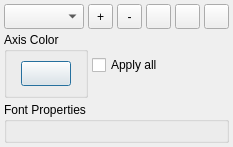
Before: the Qt Designer form app/ui_templates/measurementToolDlg.ui in Asher-1/ACloudViewer, drawn with Qt 5.
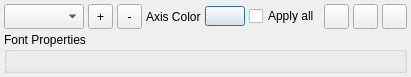
After: the same form once the commit is applied. Icons and pictures are not drawn.

Commit message: opt measurement ui

Diff of the .ui file:
```diff
--- a/app/ui_templates/measurementToolDlg.ui
+++ b/app/ui_templates/measurementToolDlg.ui
@@ -11,7 +11,7 @@
    </rect>
   </property>
   <property name="sizePolicy">
-   <sizepolicy hsizetype="Maximum" vsizetype="Maximum">
+   <sizepolicy hsizetype="Preferred" vsizetype="Preferred">
     <horstretch>0</horstretch>
     <verstretch>0</verstretch>
    </sizepolicy>
@@ -98,12 +98,60 @@
        </property>
        <property name="sizeHint" stdset="0">
         <size>
-         <width>40</width>
+         <width>10</width>
          <height>20</height>
         </size>
        </property>
       </spacer>
      </item>
+     <item>
+      <widget class="QLabel" name="colorLabel">
+       <property name="sizePolicy">
+        <sizepolicy hsizetype="Fixed" vsizetype="Preferred">
+         <horstretch>0</horstretch>
+         <verstretch>0</verstretch>
+        </sizepolicy>
+       </property>
+       <property name="text">
+        <string>Axis Color</string>
+       </property>
+      </widget>
+     </item>
+     <item>
+      <widget class="QPushButton" name="colorButton">
+       <property name="minimumSize">
+        <size>
+         <width>40</width>
+         <height>20</height>
+        </size>
+       </property>
+       <property name="maximumSize">
+        <size>
+         <width>40</width>
+         <height>20</height>
+        </size>
+       </property>
+       <property name="toolTip">
+        <string>Select measurement color</string>
+       </property>
+       <property name="text">
+        <string/>
+       </property>
+      </widget>
+     </item>
+     <item>
+      <widget class="QCheckBox" name="applyToAllCheckBox">
+       <property name="text">
+        <string>Apply all</string>
+       </property>
+       <property name="toolTip">
+        <string>When checked, appearance settings apply to all measurement instances. Otherwise, only to the selected instance.</string>
+       </property>
+       <property name="checked">
+        <bool>false</bool>
+       </property>
+      </widget>
+     </item>
      <item>
       <widget class="QToolButton" name="exportButton">
        <property name="minimumSize">
@@ -167,102 +215,22 @@
     </layout>
    </item>
    <item>
-    <layout class="QVBoxLayout" name="appearanceLayout">
-     <property name="spacing">
-      <number>4</number>
+    <widget class="QGroupBox" name="fontGroupBox">
+     <property name="sizePolicy">
+      <sizepolicy hsizetype="Expanding" vsizetype="Maximum">
+       <horstretch>1</horstretch>
+       <verstretch>0</verstretch>
+      </sizepolicy>
      </property>
-     <item>
-      <layout class="QHBoxLayout" name="colorApplyLayout">
-       <property name="spacing">
-        <number>4</number>
-       </property>
-       <item>
-        <widget class="QGroupBox" name="colorGroupBox">
-         <property name="sizePolicy">
-          <sizepolicy hsizetype="Preferred" vsizetype="Maximum">
-           <horstretch>0</horstretch>
-           <verstretch>0</verstretch>
-          </sizepolicy>
-         </property>
-         <property name="title">
-          <string>Axis Color</string>
-         </property>
-         <layout class="QHBoxLayout" name="colorLayout">
-          <property name="spacing">
-           <number>4</number>
-          </property>
-          <item>
-           <widget class="QPushButton" name="colorButton">
-            <property name="minimumSize">
-             <size>
-              <width>50</width>
-              <height>25</height>
-             </size>
-            </property>
-            <property name="maximumSize">
-             <size>
-              <width>50</width>
-              <height>25</height>
-             </size>
-            </property>
-            <property name="toolTip">
-             <string>Select measurement color</string>
-            </property>
-            <property name="text">
-             <string/>
-            </property>
-           </widget>
-          </item>
-         </layout>
-        </widget>
-       </item>
-       <item>
-        <widget class="QCheckBox" name="applyToAllCheckBox">
-         <property name="text">
-          <string>Apply all</string>
-         </property>
-         <property name="toolTip">
-          <string>When checked, appearance settings apply to all measurement instances. Otherwise, only to the selected instance.</string>
-         </property>
-         <property name="checked">
-          <bool>false</bool>
-         </property>
-        </widget>
-       </item>
-       <item>
-        <spacer name="colorApplySpacer">
-         <property name="orientation">
-          <enum>Qt::Horizontal</enum>
-         </property>
-         <property name="sizeHint" stdset="0">
-          <size>
-           <width>40</width>
-           <height>20</height>
-          </size>
-         </property>
-        </spacer>
-       </item>
-      </layout>
-     </item>
-     <item>
-      <widget class="QGroupBox" name="fontGroupBox">
-       <property name="sizePolicy">
-        <sizepolicy hsizetype="Expanding" vsizetype="Maximum">
-         <horstretch>1</horstretch>
-         <verstretch>0</verstretch>
-        </sizepolicy>
-       </property>
-       <property name="title">
-        <string>Font Properties</string>
-       </property>
-       <layout class="QHBoxLayout" name="fontLayout">
-        <property name="spacing">
-         <number>4</number>
-        </property>
-       </layout>
-      </widget>
-     </item>
-    </layout>
+     <property name="title">
+      <string>Font Properties</string>
+     </property>
+     <layout class="QHBoxLayout" name="fontLayout">
+      <property name="spacing">
+       <number>4</number>
+      </property>
+     </layout>
+    </widget>
    </item>
    <item>
     <layout class="QVBoxLayout" name="parametersLayout">
```
The commit also changes 85 other files.
